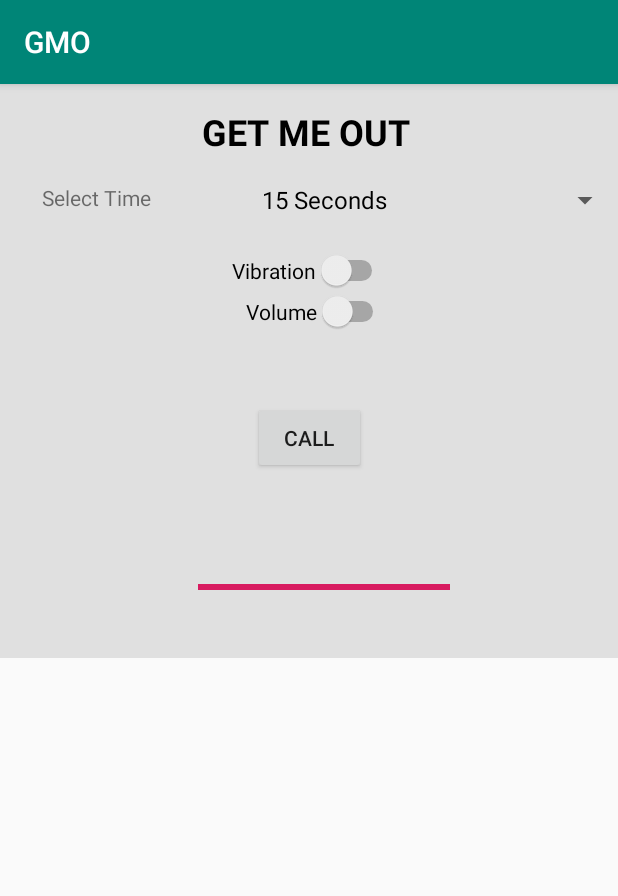
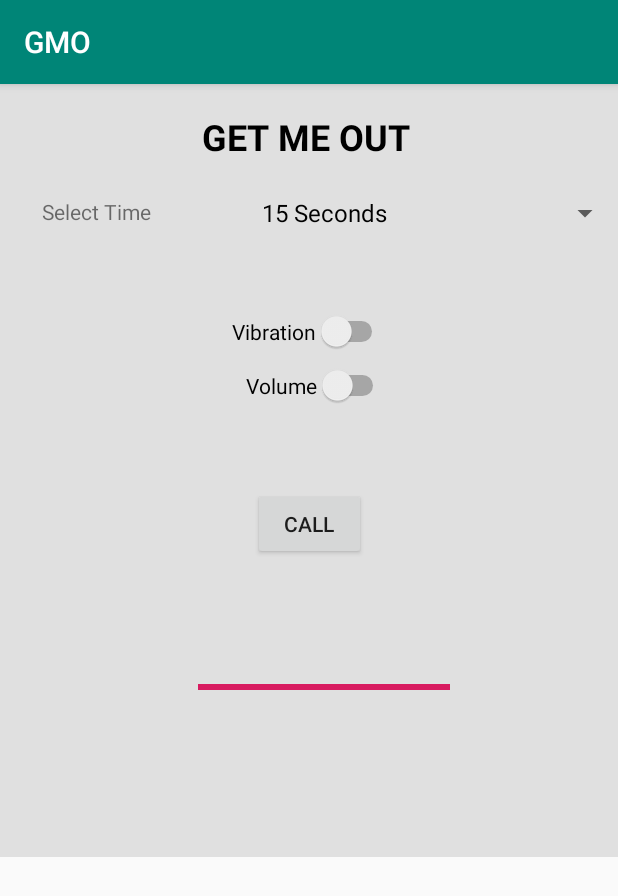
Before and after one commit to AHHHHHHHHHH/getmeout-, an Android app: the screen it shows after launch (MainActivity), on a phone screen of 412 x 824 dp. Shown: the top 896 px of the screen. Run offline under Robolectric (Android 15) with nearby library versions, the phone set to English and light mode, and no system bars; Roboto replaces fonts that are not available here.

Commit message:
stretched out the background

```diff
--- a/app/src/main/res/layout/activity_main.xml
+++ b/app/src/main/res/layout/activity_main.xml
@@ -3,8 +3,8 @@
     xmlns:app="http://schemas.android.com/apk/res-auto"
     xmlns:tools="http://schemas.android.com/tools"
     android:layout_width="match_parent"
-    android:layout_height="wrap_content"
-    android:background ="#E0E0E0"
+    android:layout_height="515dp"
+    android:background="#E0E0E0"
     tools:context=".MainActivity">
 
     <Switch
```
